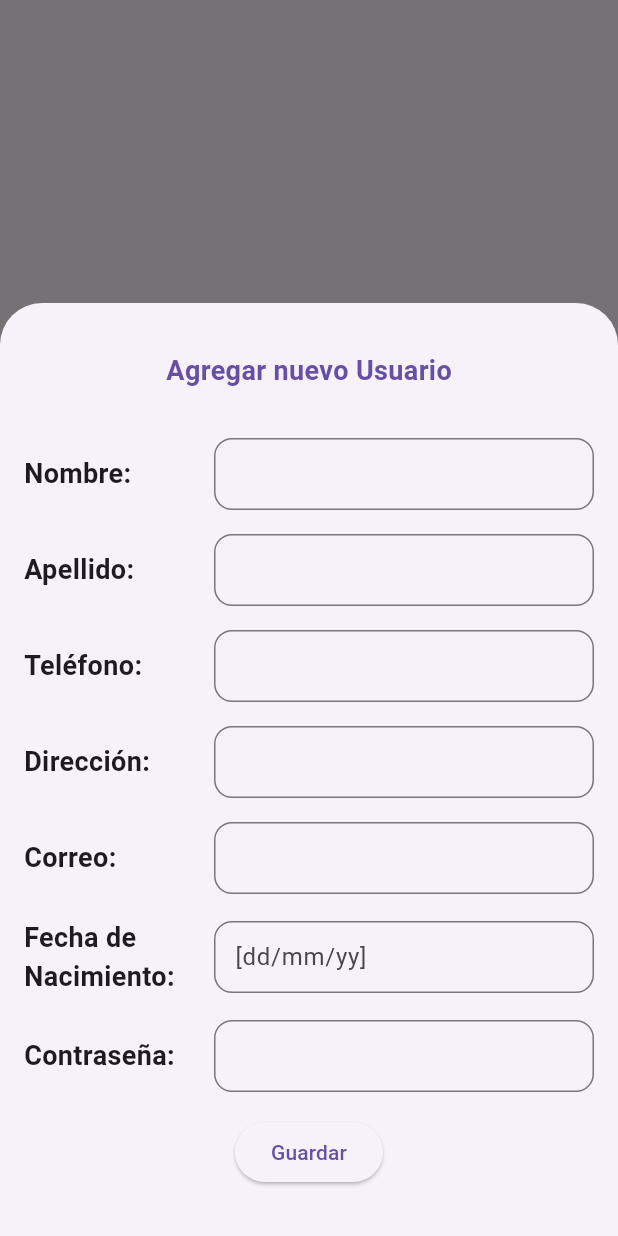
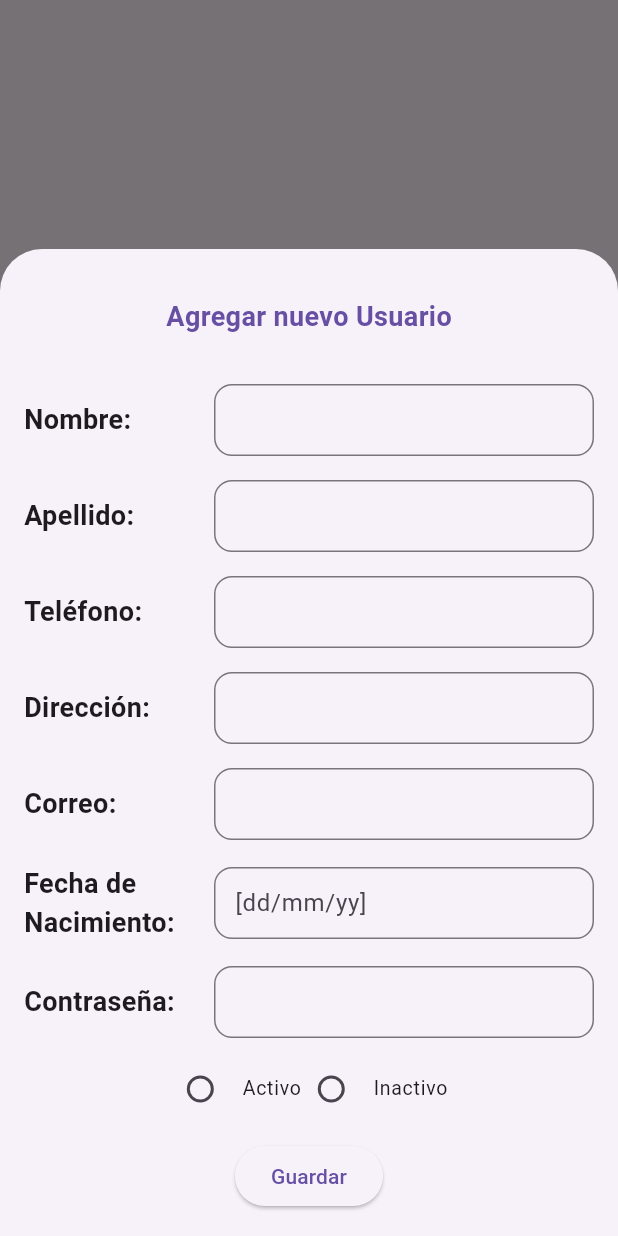
Before and after one commit to ivanndrey620/crud_flutter, a Flutter app: the screen it shows after launch, after a tap on the "add" icon, on a phone screen of 412 x 824 dp. Run offline on Flutter 3.47's test engine with Material 3 defaults, Android fonts, the phone set to English and light mode, and no system bars; our stand-ins replace bloc, cloud_firestore, firebase_core, flutter_bloc, flutter_hooks, fluttertoast and 2 more; accounts and stored records are empty.

Commit message:
feat: create user state, when user is active or not

```diff
--- a/lib/app/di/dependency_injection.dart
+++ b/lib/app/di/dependency_injection.dart
@@ -2,6 +2,7 @@ import 'package:cloud_firestore/cloud_firestore.dart';
 import 'package:crud_flutter/data/repository/repository.dart';
 import 'package:crud_flutter/data_sources/firebase/cloud_firestore.dart';
 import 'package:crud_flutter/domain/repository/repository_impl.dart';
+import 'package:crud_flutter/features/add_user.dart/cubit/user_state_cubit.dart';
 import 'package:crud_flutter/features/form/bloc/user_form_bloc.dart';
 import 'package:get_it/get_it.dart';
 
@@ -15,4 +16,6 @@ void initDI() {
 
   locator.registerFactory<UserFormBloc>(
       () => UserFormBloc(repository: locator.get()));
+
+  locator.registerFactory(() => UserStateCubit());
 }
--- /dev/null
+++ b/lib/features/add_user.dart/cubit/user_state_cubit.dart
@@ -0,0 +1,8 @@
+import 'package:bloc/bloc.dart';
+import 'package:crud_flutter/features/add_user.dart/utils/user_state_enum.dart';
+
+class UserStateCubit extends Cubit<UserStateEnum> {
+  UserStateCubit() : super(UserStateEnum.non);
+
+  void changeUserState(UserStateEnum userStateEnum) => emit(userStateEnum);
+}
--- a/lib/features/add_user.dart/screens/add_user_screen.dart
+++ b/lib/features/add_user.dart/screens/add_user_screen.dart
@@ -1,3 +1,5 @@
+import 'package:crud_flutter/features/add_user.dart/cubit/user_state_cubit.dart';
+import 'package:crud_flutter/features/add_user.dart/utils/user_state_enum.dart';
 import 'package:crud_flutter/features/features.dart';
 import 'package:crud_flutter/features/form/bloc/user_form_bloc.dart';
 import 'package:flutter/material.dart';
@@ -9,8 +11,15 @@ class AddUserScreen extends StatelessWidget {
 
   @override
   Widget build(BuildContext context) {
-    return BlocProvider(
-      create: (context) => locator.get<UserFormBloc>(),
+    return MultiBlocProvider(
+      providers: [
+        BlocProvider(
+          create: (context) => locator.get<UserFormBloc>(),
+        ),
+        BlocProvider(
+          create: (context) => locator.get<UserStateCubit>(),
+        ),
+      ],
       child: Padding(
         padding: const EdgeInsets.all(16.0),
         child: BlocListener<UserFormBloc, UserFormState>(
@@ -47,14 +56,62 @@ class AddUserScreen extends StatelessWidget {
                   SizedBox(height: 16),
                   _PasswordField(),
                   SizedBox(height: 16),
+                  _ActiveOrInactive(),
+                  SizedBox(height: 16),
                   _AddButton(),
-                  SizedBox(height: 16),
                 ],
               );
             },
           ),
         ),
       ),
+    );
+  }
+}
+
+class _ActiveOrInactive extends StatelessWidget {
+  const _ActiveOrInactive();
+
+  @override
+  Widget build(BuildContext context) {
+    return BlocBuilder<UserStateCubit, UserStateEnum>(
+      builder: (context, state) {
+        return Row(
+          mainAxisAlignment: MainAxisAlignment.center,
+          children: [
+            IntrinsicWidth(
+              child: RadioListTile(
+                visualDensity: const VisualDensity(
+                  horizontal: VisualDensity.minimumDensity,
+                  vertical: VisualDensity.minimumDensity,
+                ),
+                dense: true,
+                contentPadding: EdgeInsets.zero,
+                value: UserStateEnum.active,
+                groupValue: state,
+                onChanged: (value) =>
+                    context.read<UserStateCubit>().changeUserState(value!),
+                title: const Text('Activo'),
+              ),
+            ),
+            IntrinsicWidth(
+              child: RadioListTile(
+                visualDensity: const VisualDensity(
+                  horizontal: VisualDensity.minimumDensity,
+                  vertical: VisualDensity.minimumDensity,
+                ),
+                dense: true,
+                contentPadding: EdgeInsets.zero,
+                value: UserStateEnum.inactive,
+                groupValue: state,
+                onChanged: (value) =>
+                    context.read<UserStateCubit>().changeUserState(value!),
+                title: const Text('Inactivo'),
+              ),
+            ),
+          ],
+        );
+      },
     );
   }
 }
@@ -66,7 +123,13 @@ class _AddButton extends StatelessWidget {
   Widget build(BuildContext context) {
     return Center(
       child: ElevatedButton(
-        onPressed: () => context.read<UserFormBloc>().add(OnAddUserEvent()),
+        onPressed: () {
+          final userState = context.read<UserStateCubit>().state;
+
+          context
+              .read<UserFormBloc>()
+              .add(OnAddUserEvent(userStateEnum: userState));
+        },
         child: const Text('Guardar'),
       ),
     );
--- /dev/null
+++ b/lib/features/add_user.dart/utils/user_state_enum.dart
@@ -0,0 +1 @@
+enum UserStateEnum { non, active, inactive }
--- a/lib/features/form/bloc/user_form_bloc.dart
+++ b/lib/features/form/bloc/user_form_bloc.dart
@@ -1,6 +1,7 @@
 import 'package:bloc/bloc.dart';
 import 'package:crud_flutter/data/repository/repository.dart';
 import 'package:crud_flutter/features/add_user.dart/domain/models/user.dart';
+import 'package:crud_flutter/features/add_user.dart/utils/user_state_enum.dart';
 import 'package:crud_flutter/features/form/bloc/form_ui_state.dart';
 
 part 'user_form_event.dart';
@@ -82,6 +83,9 @@ class UserFormBloc extends Bloc<UserFormEvent, UserFormState> {
       final dateOfBirth = state.dateOfBirth;
       final password = state.password;
 
+      final isActive =
+          event.userStateEnum == UserStateEnum.active ? true : false;
+
       emit(state.copyWith(uiState: const FormUiState.loading()));
 
       if (name.isEmpty ||
@@ -106,7 +110,7 @@ class UserFormBloc extends Bloc<UserFormEvent, UserFormState> {
         email: email,
         dateOfBirth: dateOfBirth,
         password: password,
-        isActive: false,
+        isActive: isActive,
       );
 
       repository.addUser(user);
--- a/lib/features/form/bloc/user_form_event.dart
+++ b/lib/features/form/bloc/user_form_event.dart
@@ -44,4 +44,8 @@ final class OnAddUserPasswordEvent extends UserFormEvent {
   OnAddUserPasswordEvent({required this.password});
 }
 
-final class OnAddUserEvent extends UserFormEvent {}
+final class OnAddUserEvent extends UserFormEvent {
+  final UserStateEnum userStateEnum;
+
+  OnAddUserEvent({required this.userStateEnum});
+}
```
